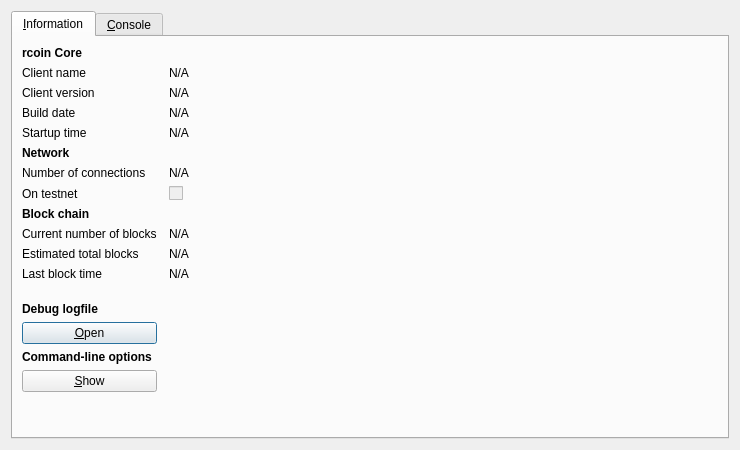
First picture: the form in src/qt/forms/rpcconsole.ui, repository richardyc/rcoin, before the edit.
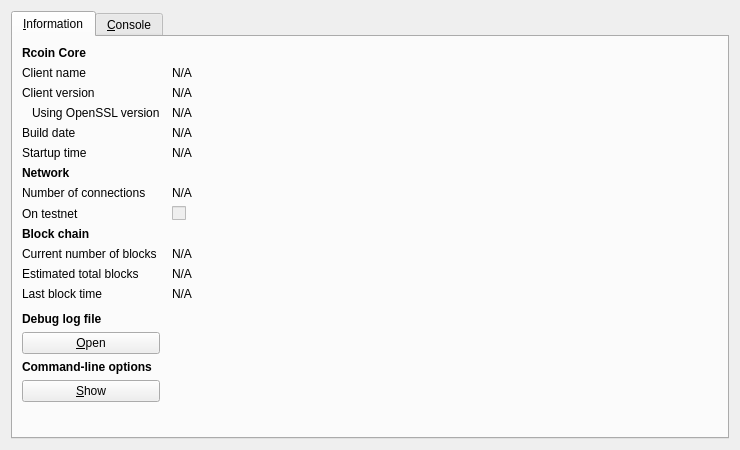
Second picture: the form after the edit. Icons and pictures are not drawn.

```diff
--- a/src/qt/forms/rpcconsole.ui
+++ b/src/qt/forms/rpcconsole.ui
@@ -36,7 +36,7 @@
           </font>
          </property>
          <property name="text">
-          <string>rcoin Core</string>
+          <string>Rcoin Core</string>
          </property>
         </widget>
        </item>
@@ -87,13 +87,39 @@
         </widget>
        </item>
        <item row="3" column="0">
+        <widget class="QLabel" name="label_14">
+         <property name="text">
+          <string>Using OpenSSL version</string>
+         </property>
+         <property name="indent">
+          <number>10</number>
+         </property>
+        </widget>
+       </item>
+       <item row="3" column="1">
+        <widget class="QLabel" name="openSSLVersion">
+         <property name="cursor">
+          <cursorShape>IBeamCursor</cursorShape>
+         </property>
+         <property name="text">
+          <string>N/A</string>
+         </property>
+         <property name="textFormat">
+          <enum>Qt::PlainText</enum>
+         </property>
+         <property name="textInteractionFlags">
+          <set>Qt::LinksAccessibleByMouse|Qt::TextSelectableByKeyboard|Qt::TextSelectableByMouse</set>
+         </property>
+        </widget>
+       </item>
+       <item row="4" column="0">
         <widget class="QLabel" name="label_12">
          <property name="text">
           <string>Build date</string>
          </property>
         </widget>
        </item>
-       <item row="3" column="1">
+       <item row="4" column="1">
         <widget class="QLabel" name="buildDate">
          <property name="cursor">
           <cursorShape>IBeamCursor</cursorShape>
@@ -109,14 +135,14 @@
          </property>
         </widget>
        </item>
-       <item row="4" column="0">
+       <item row="5" column="0">
         <widget class="QLabel" name="label_13">
          <property name="text">
           <string>Startup time</string>
          </property>
         </widget>
        </item>
-       <item row="4" column="1">
+       <item row="5" column="1">
         <widget class="QLabel" name="startupTime">
          <property name="cursor">
           <cursorShape>IBeamCursor</cursorShape>
@@ -132,7 +158,7 @@
          </property>
         </widget>
        </item>
-       <item row="5" column="0">
+       <item row="6" column="0">
         <widget class="QLabel" name="label_11">
          <property name="font">
           <font>
@@ -145,14 +171,14 @@
          </property>
         </widget>
        </item>
-       <item row="6" column="0">
+       <item row="7" column="0">
         <widget class="QLabel" name="label_7">
          <property name="text">
           <string>Number of connections</string>
          </property>
         </widget>
        </item>
-       <item row="6" column="1">
+       <item row="7" column="1">
         <widget class="QLabel" name="numberOfConnections">
          <property name="cursor">
           <cursorShape>IBeamCursor</cursorShape>
@@ -168,14 +194,14 @@
          </property>
         </widget>
        </item>
-       <item row="7" column="0">
+       <item row="8" column="0">
         <widget class="QLabel" name="label_8">
          <property name="text">
           <string>On testnet</string>
          </property>
         </widget>
        </item>
-       <item row="7" column="1">
+       <item row="8" column="1">
         <widget class="QCheckBox" name="isTestNet">
          <property name="enabled">
           <bool>false</bool>
@@ -185,7 +211,7 @@
          </property>
         </widget>
        </item>
-       <item row="8" column="0">
+       <item row="9" column="0">
         <widget class="QLabel" name="label_10">
          <property name="font">
           <font>
@@ -198,14 +224,14 @@
          </property>
         </widget>
        </item>
-       <item row="9" column="0">
+       <item row="10" column="0">
         <widget class="QLabel" name="label_3">
          <property name="text">
           <string>Current number of blocks</string>
          </property>
         </widget>
        </item>
-       <item row="9" column="1">
+       <item row="10" column="1">
         <widget class="QLabel" name="numberOfBlocks">
          <property name="cursor">
           <cursorShape>IBeamCursor</cursorShape>
@@ -221,14 +247,14 @@
          </property>
         </widget>
        </item>
-       <item row="10" column="0">
+       <item row="11" column="0">
         <widget class="QLabel" name="label_4">
          <property name="text">
           <string>Estimated total blocks</string>
          </property>
         </widget>
        </item>
-       <item row="10" column="1">
+       <item row="11" column="1">
         <widget class="QLabel" name="totalBlocks">
          <property name="cursor">
           <cursorShape>IBeamCursor</cursorShape>
@@ -244,14 +270,14 @@
          </property>
         </widget>
        </item>
-       <item row="11" column="0">
+       <item row="12" column="0">
         <widget class="QLabel" name="label_2">
          <property name="text">
           <string>Last block time</string>
          </property>
         </widget>
        </item>
-       <item row="11" column="1">
+       <item row="12" column="1">
         <widget class="QLabel" name="lastBlockTime">
          <property name="cursor">
           <cursorShape>IBeamCursor</cursorShape>
@@ -267,7 +293,7 @@
          </property>
         </widget>
        </item>
-       <item row="12" column="0">
+       <item row="13" column="0">
         <spacer name="verticalSpacer_2">
          <property name="orientation">
           <enum>Qt::Vertical</enum>
@@ -280,20 +306,20 @@
          </property>
         </spacer>
        </item>
-       <item row="13" column="0">
-        <widget class="QLabel" name="labelDebugLogfile">
-         <property name="font">
-          <font>
-           <weight>75</weight>
-           <bold>true</bold>
-          </font>
-         </property>
-         <property name="text">
-          <string>Debug logfile</string>
-         </property>
-        </widget>
-       </item>
        <item row="14" column="0">
+        <widget class="QLabel" name="labelDebugLogfile">
+         <property name="font">
+          <font>
+           <weight>75</weight>
+           <bold>true</bold>
+          </font>
+         </property>
+         <property name="text">
+          <string>Debug log file</string>
+         </property>
+        </widget>
+       </item>
+       <item row="15" column="0">
         <widget class="QPushButton" name="openDebugLogfileButton">
          <property name="toolTip">
           <string>Open the rcoin debug logfile from the current data directory. This can take a few seconds for large logfiles.</string>
@@ -301,9 +327,12 @@
          <property name="text">
           <string>&amp;Open</string>
          </property>
+         <property name="autoDefault">
+          <bool>false</bool>
+         </property>
         </widget>
        </item>
-       <item row="15" column="0">
+       <item row="16" column="0">
         <widget class="QLabel" name="labelCLOptions">
          <property name="font">
           <font>
@@ -316,7 +345,7 @@
          </property>
         </widget>
        </item>
-       <item row="16" column="0">
+       <item row="17" column="0">
         <widget class="QPushButton" name="showCLOptionsButton">
          <property name="toolTip">
           <string>Show the rcoin-Qt help message to get a list with possible rcoin command-line options.</string>
@@ -324,9 +353,12 @@
          <property name="text">
           <string>&amp;Show</string>
          </property>
+         <property name="autoDefault">
+          <bool>false</bool>
+         </property>
         </widget>
        </item>
-       <item row="17" column="0">
+       <item row="18" column="0">
         <spacer name="verticalSpacer">
          <property name="orientation">
           <enum>Qt::Vertical</enum>
```
Left out of the diff: 20 changed lines with no effect on the pictures.
